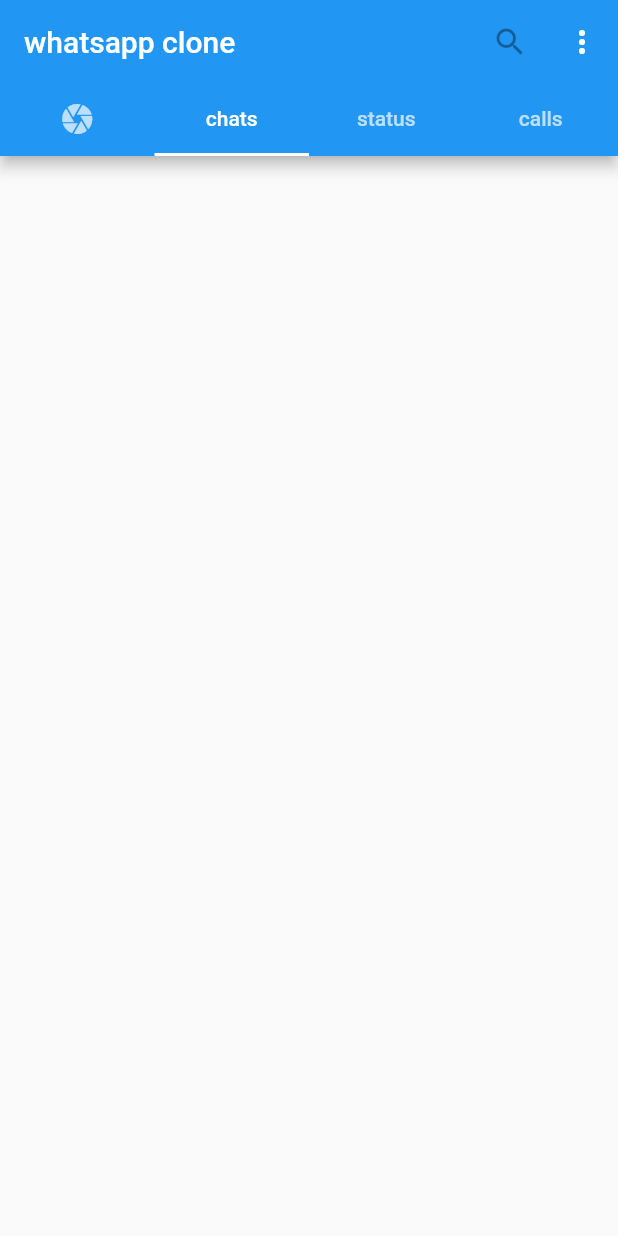
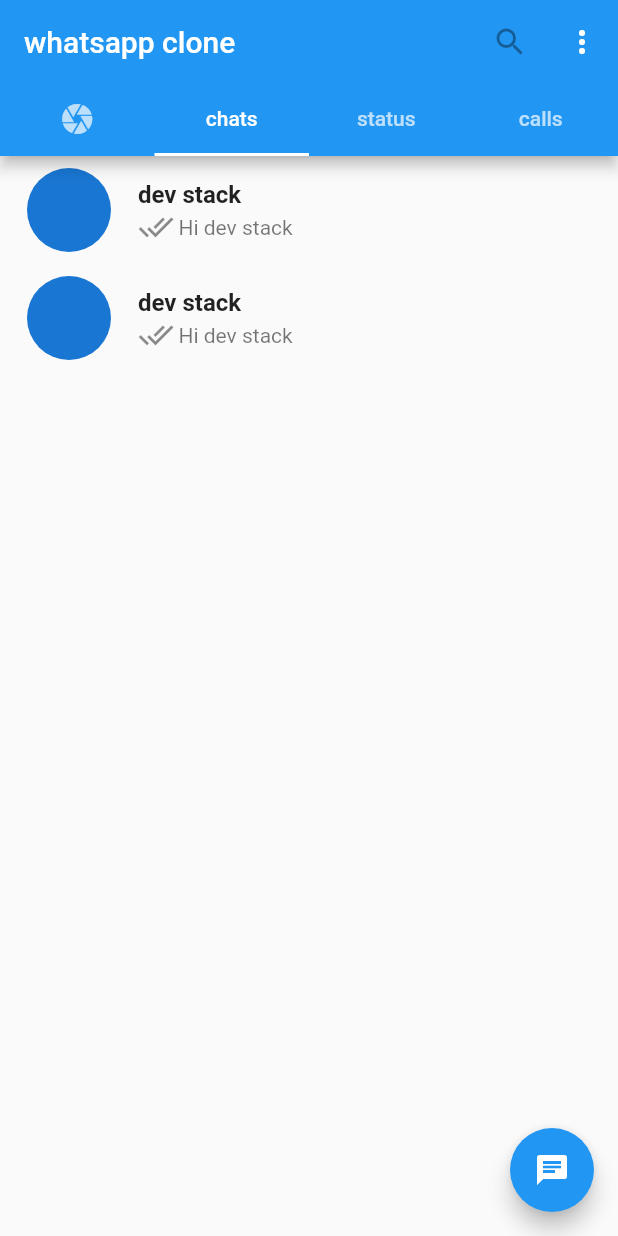
Before and after one commit to masal9pse/every-question, a Flutter app: the screen it shows after launch, on a phone screen of 412 x 824 dp. Run offline on Flutter 3.47's test engine with Material 2 defaults, Android fonts, the phone set to English and light mode, and no system bars; our stand-ins replace socket_io_client.

Commit message:
#4 using ListView,ListTile

```diff
--- /dev/null
+++ b/frontend/lib/CustomUI/CustomCard.dart
@@ -0,0 +1,35 @@
+import 'package:flutter/material.dart';
+
+class CustomCard extends StatefulWidget {
+  const CustomCard({Key? key}) : super(key: key);
+
+  @override
+  _CustomCardState createState() => _CustomCardState();
+}
+
+class _CustomCardState extends State<CustomCard> {
+  @override
+  Widget build(BuildContext context) {
+    return ListTile(
+      leading: CircleAvatar(
+        radius: 30,
+      ),
+      title: Text(
+        'dev stack',
+        style: TextStyle(fontSize: 16, fontWeight: FontWeight.bold),
+      ),
+      subtitle: Row(
+        children: [
+          Icon(Icons.done_all),
+          SizedBox(
+            width: 3,
+          ),
+          Text(
+            'Hi dev stack',
+            style: TextStyle(fontSize: 14),
+          )
+        ],
+      ),
+    );
+  }
+}
--- a/frontend/lib/Pages/ChatPage.dart
+++ b/frontend/lib/Pages/ChatPage.dart
@@ -1,4 +1,5 @@
 import 'package:flutter/material.dart';
+import 'package:frontend/CustomUI/CustomCard.dart';
 
 class ChatPage extends StatefulWidget {
   const ChatPage({ Key? key }) : super(key: key);
@@ -11,7 +12,16 @@ class _ChatPageState extends State<ChatPage> {
   @override
   Widget build(BuildContext context) {
     return Scaffold(
-
+      floatingActionButton: FloatingActionButton(
+        onPressed: (){},
+        child: Icon(Icons.chat),
+      ),
+      body: ListView(
+        children: [
+          CustomCard(),
+          CustomCard()
+        ],
+      ),
     );
   }
 }
```
